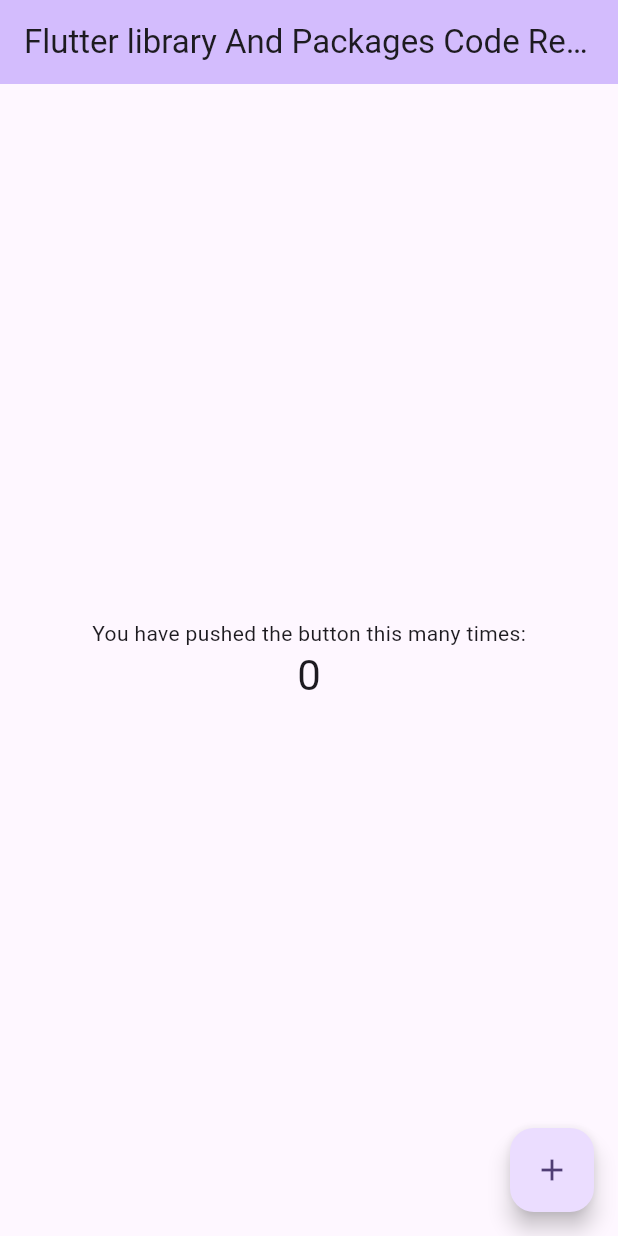
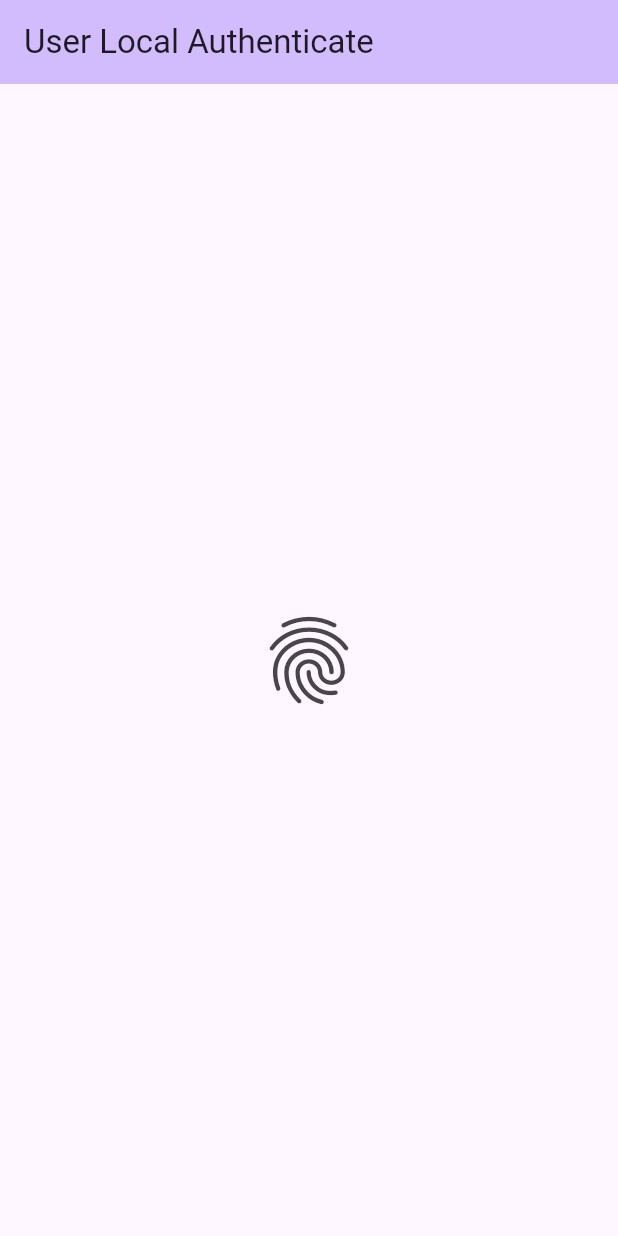
Before and after one commit to mdsomad/flutter_library_and_packages_code_repository, a Flutter app: the screen it shows after launch, on a phone screen of 412 x 824 dp. Run offline on Flutter 3.47's test engine with Material 3 defaults, Android fonts, the phone set to English and light mode, and no system bars; our stand-ins replace local_auth.

Commit message:
User bioneteric authentication implementation complete

```diff
--- /dev/null
+++ b/lib/auth_screen.dart
@@ -0,0 +1,45 @@
+import 'package:flutter/material.dart';
+import 'package:flutter_library_and_packages_code_repository/auth_service.dart';
+import 'package:flutter_library_and_packages_code_repository/home_screen.dart';
+
+class AuthScreen extends StatefulWidget {
+  const AuthScreen({super.key});
+
+  @override
+  State<AuthScreen> createState() => _AuthScreenState();
+}
+
+class _AuthScreenState extends State<AuthScreen> {
+  @override
+  void initState() {
+    super.initState();
+    authenticateInitFunction();
+  }
+
+  void authenticateInitFunction() async {
+    bool check = await AuthService().authenticateLocally();
+    if (check) {
+      Navigator.push(
+          context, MaterialPageRoute(builder: (context) => HomeScreen()));
+    }
+  }
+
+  @override
+  Widget build(BuildContext context) {
+    return Scaffold(
+      appBar: AppBar(
+        backgroundColor: Theme.of(context).colorScheme.inversePrimary,
+        title: const Text('User Local Authenticate'),
+      ),
+      body: Center(
+          child: IconButton(
+              onPressed: () async {
+                authenticateInitFunction();
+              },
+              icon: Icon(
+                Icons.fingerprint,
+                size: 70,
+              ))),
+    );
+  }
+}
--- a/lib/main.dart
+++ b/lib/main.dart
@@ -1,4 +1,5 @@
 import 'package:flutter/material.dart';
+import 'package:flutter_library_and_packages_code_repository/auth_screen.dart';
 
 void main() {
   runApp(const MyApp());
@@ -16,56 +17,6 @@
           colorScheme: ColorScheme.fromSeed(seedColor: Colors.deepPurple),
           useMaterial3: true,
         ),
-      home: const MyHomePage(
-          title: 'Flutter library And Packages Code Repository'),
-    );
+        home: AuthScreen());
   }
 }
-
-class MyHomePage extends StatefulWidget {
-  const MyHomePage({super.key, required this.title});
-
-  final String title;
-
-  @override
-  State<MyHomePage> createState() => _MyHomePageState();
-}
-
-class _MyHomePageState extends State<MyHomePage> {
-  int _counter = 0;
-
-  void _incrementCounter() {
-    setState(() {
-      _counter++;
-    });
-  }
-
-  @override
-  Widget build(BuildContext context) {
-    return Scaffold(
-      appBar: AppBar(
-        backgroundColor: Theme.of(context).colorScheme.inversePrimary,
-        title: Text(widget.title),
-      ),
-      body: Center(
-        child: Column(
-          mainAxisAlignment: MainAxisAlignment.center,
-          children: <Widget>[
-            const Text(
-              'You have pushed the button this many times:',
-            ),
-            Text(
-              '$_counter',
-              style: Theme.of(context).textTheme.headlineMedium,
-            ),
-          ],
-        ),
-      ),
-      floatingActionButton: FloatingActionButton(
-        onPressed: _incrementCounter,
-        tooltip: 'Increment',
-        child: const Icon(Icons.add),
-      ),
-    );
-  }
-}
--- a/pubspec.yaml
+++ b/pubspec.yaml
@@ -34,6 +34,7 @@
   # The following adds the Cupertino Icons font to your application.
   # Use with the CupertinoIcons class for iOS style icons.
   cupertino_icons: ^1.0.8
+  local_auth: ^2.3.0
 
 dev_dependencies:
   flutter_test:
```
Also changed, not shown: lib/auth_service.dart (added, +35 -0 lines), lib/home_screen.dart (added, +30 -0 lines), pubspec.lock, 10 other files. Lines whose indentation alone changed are shown as unchanged.
